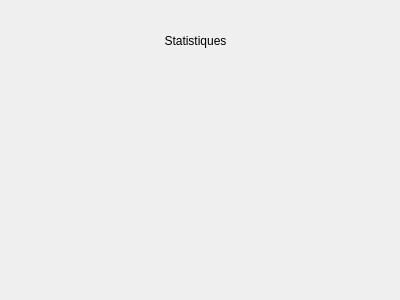
The window that src/gui/dialogs/statisticsdialog.ui (FACT-Team/FactDev) describes before a commit, drawn with Qt 5.
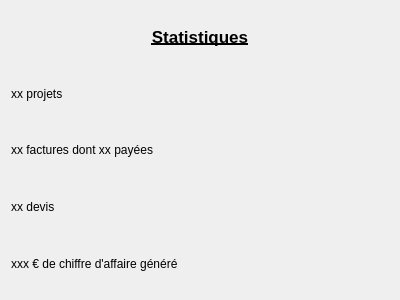
The same window after the commit.

Commit message: global stats for nb bills

```diff
--- a/src/gui/dialogs/statisticsdialog.ui
+++ b/src/gui/dialogs/statisticsdialog.ui
@@ -13,14 +13,17 @@
   <property name="windowTitle">
    <string>Dialog</string>
   </property>
+  <layout class="QGridLayout" name="gridLayout_2">
+   <item row="0" column="0" colspan="2">
   <widget class="QLabel" name="lblTitle">
-   <property name="geometry">
-    <rect>
-     <x>150</x>
-     <y>30</y>
-     <width>91</width>
-     <height>21</height>
-    </rect>
+     <property name="font">
+      <font>
+       <pointsize>13</pointsize>
+       <weight>75</weight>
+       <bold>true</bold>
+       <underline>true</underline>
+       <kerning>true</kerning>
+      </font>
    </property>
    <property name="text">
     <string>Statistiques</string>
@@ -29,6 +32,36 @@
     <set>Qt::AlignCenter</set>
    </property>
   </widget>
+   </item>
+   <item row="1" column="0" colspan="2">
+    <widget class="QLabel" name="lblProject">
+     <property name="text">
+      <string>xx projets</string>
+     </property>
+    </widget>
+   </item>
+   <item row="2" column="0" colspan="2">
+    <widget class="QLabel" name="lblBills">
+     <property name="text">
+      <string>xx factures dont xx payées</string>
+     </property>
+    </widget>
+   </item>
+   <item row="3" column="0" colspan="2">
+    <widget class="QLabel" name="lblQuotes">
+     <property name="text">
+      <string>xx devis</string>
+     </property>
+    </widget>
+   </item>
+   <item row="4" column="0" colspan="2">
+    <widget class="QLabel" name="lblTurnover">
+     <property name="text">
+      <string>xxx € de chiffre d'affaire généré</string>
+     </property>
+    </widget>
+   </item>
+  </layout>
  </widget>
  <resources/>
  <connections/>
```
Left out of the diff: 2 changed lines with no effect on the pictures. Lines whose indentation alone changed are shown as unchanged. The commit also changes 3 other files.
